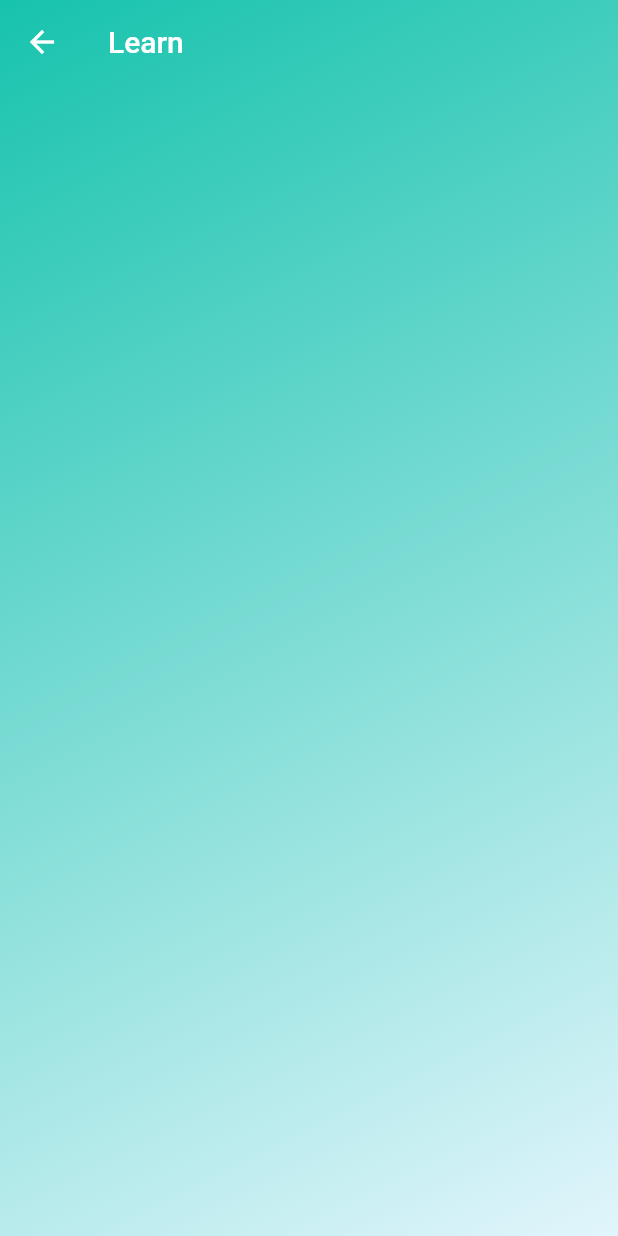
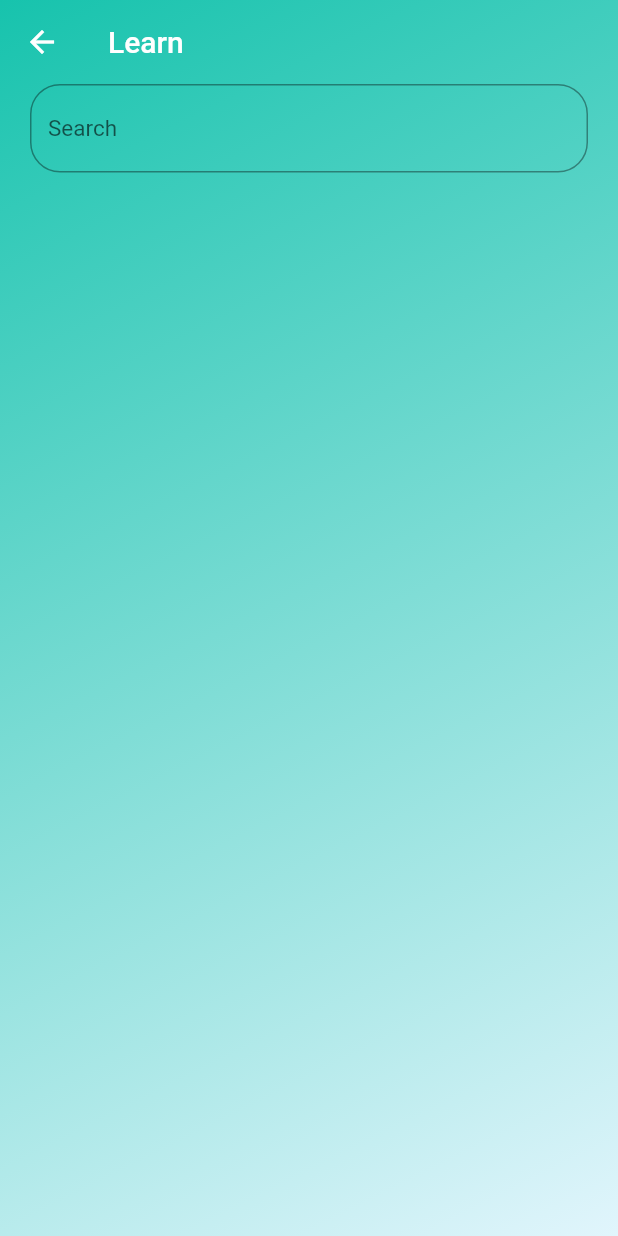
Before and after one commit to MgSuper/Idiomism, a Flutter app: the LearnScreen screen opened by its route, on a phone screen of 412 x 824 dp. Run offline on Flutter 3.47's test engine with Material 2 defaults, Android fonts, the phone set to English and light mode, and no system bars; drawn by our look-alikes of flutter_typeahead; our stand-ins replace bloc, cloud_firestore, equatable, firebase_core, flutter_bloc, flutter_spinkit and 4 more; accounts and stored records are empty.

Commit message:
typeahead search

```diff
--- a/lib/presentation/screens/learn/learn_screen.dart
+++ b/lib/presentation/screens/learn/learn_screen.dart
@@ -2,9 +2,11 @@ import 'package:cloud_firestore/cloud_firestore.dart';
 import 'package:flutter/material.dart';
 import 'package:flutter_bloc/flutter_bloc.dart';
 import 'package:flutter_spinkit/flutter_spinkit.dart';
+import 'package:flutter_typeahead/flutter_typeahead.dart';
 import 'package:idiomism/data/model/idiom.dart';
 import 'package:idiomism/data/repositories/idiom_repository.dart';
 import 'package:idiomism/logic/blocs/idiom/idiom_bloc.dart';
+import 'package:idiomism/presentation/widgets/search_widget.dart';
 
 class LearnScreen extends StatelessWidget {
   const LearnScreen({Key? key}) : super(key: key);
@@ -21,6 +23,7 @@ class LearnScreen extends StatelessWidget {
           colors: [Color(0xFF17c3ad), Color(0xFFe1f5fc)],
         ),
       ),
+      child: SafeArea(
           child: Scaffold(
         backgroundColor: Colors.transparent,
         appBar: AppBar(
@@ -29,8 +32,7 @@ class LearnScreen extends StatelessWidget {
           title: const Text('Learn'),
           centerTitle: false,
         ),
-        body: BlocBuilder<IdiomBloc, IdiomState>(
-          builder: (context, state) {
+        body: BlocBuilder<IdiomBloc, IdiomState>(builder: (context, state) {
           if (state is IdiomLoading) {
             return const Center(
               child: SpinKitDancingSquare(
@@ -40,23 +42,42 @@ class LearnScreen extends StatelessWidget {
             );
           }
           if (state is IdiomLoaded) {
-              return ListView.separated(
+            List<Idiom> idioms = state.idioms;
+            List<String> phrases = getPhrases(idioms);
+            return Container(
+              margin: const EdgeInsets.fromLTRB(10, 0, 10, 0),
+              child: Column(children: [
+                Container(
+                    margin: const EdgeInsets.fromLTRB(10, 0, 10, 20),
+                    child: TypeAhead(
+                        suggestionsCallback: (pattern) => phrases
+                            .where((item) => item
+                                .toLowerCase()
+                                .startsWith(pattern.toLowerCase()))
+                            .toList())),
+                ListView.separated(
+                  shrinkWrap: true,
                   separatorBuilder: (BuildContext context, int index) =>
                       const Divider(),
-                itemCount: state.idioms.length,
+                  itemCount: idioms.length,
                   itemBuilder: (context, index) {
                     return ListTile(
-                    title: Text(state.idioms[index].phrase),
+                      title: Text(idioms[index].phrase),
                     );
                   },
+                )
+              ])
             );
           }
           return const Center(
             child: Text('Something went wrong'),
           );
-          },
-        ),
-      ),
+        }),
+      )),
     );
   }
+
+  getPhrases(List<Idiom> idioms) {
+    return idioms.map((e) => e.phrase).toList();
   }
+}
--- /dev/null
+++ b/lib/presentation/widgets/search_widget.dart
@@ -0,0 +1,39 @@
+import 'dart:async';
+
+import 'package:flutter/material.dart';
+import 'package:flutter_typeahead/flutter_typeahead.dart';
+
+class TypeAhead extends StatelessWidget {
+  final FutureOr<Iterable<Object?>> Function(String) suggestionsCallback;
+  const TypeAhead({
+    Key? key,
+    required this.suggestionsCallback,
+  }) : super(key: key);
+
+  @override
+  Widget build(BuildContext context) {
+    return TypeAheadField(
+      getImmediateSuggestions: true,
+      textFieldConfiguration: const TextFieldConfiguration(
+        // autofocus: true,
+        decoration: InputDecoration(
+          border: OutlineInputBorder(
+            borderRadius: BorderRadius.all(Radius.circular(20)),
+          ),
+          hintText: "Search",
+          hintStyle: TextStyle(fontSize: 15),
+        ),
+      ),
+      suggestionsCallback: suggestionsCallback,
+      itemBuilder: (context, suggestion) {
+        return ListTile(
+          title: Text(suggestion.toString()),
+        );
+      },
+      onSuggestionSelected: (suggestion) {},
+      hideOnEmpty: true,
+      hideOnLoading: true,
+      hideOnError: true,
+    );
+  }
+}
--- a/pubspec.yaml
+++ b/pubspec.yaml
@@ -44,6 +44,7 @@ dependencies:
   # Use with the CupertinoIcons class for iOS style icons.
   cupertino_icons: ^1.0.2
   collection: ^1.15.0
+  flutter_typeahead: ^3.2.4
 
 dev_dependencies:
   flutter_test:
```
Also changed, not shown: lib/data/model/idiom.dart (+0 -7 lines), lib/data/model/idiom_list.dart (deleted, +0 -39 lines), lib/data/providers/path_provider.dart (deleted, +0 -16 lines). Lines whose indentation alone changed are shown as unchanged.
